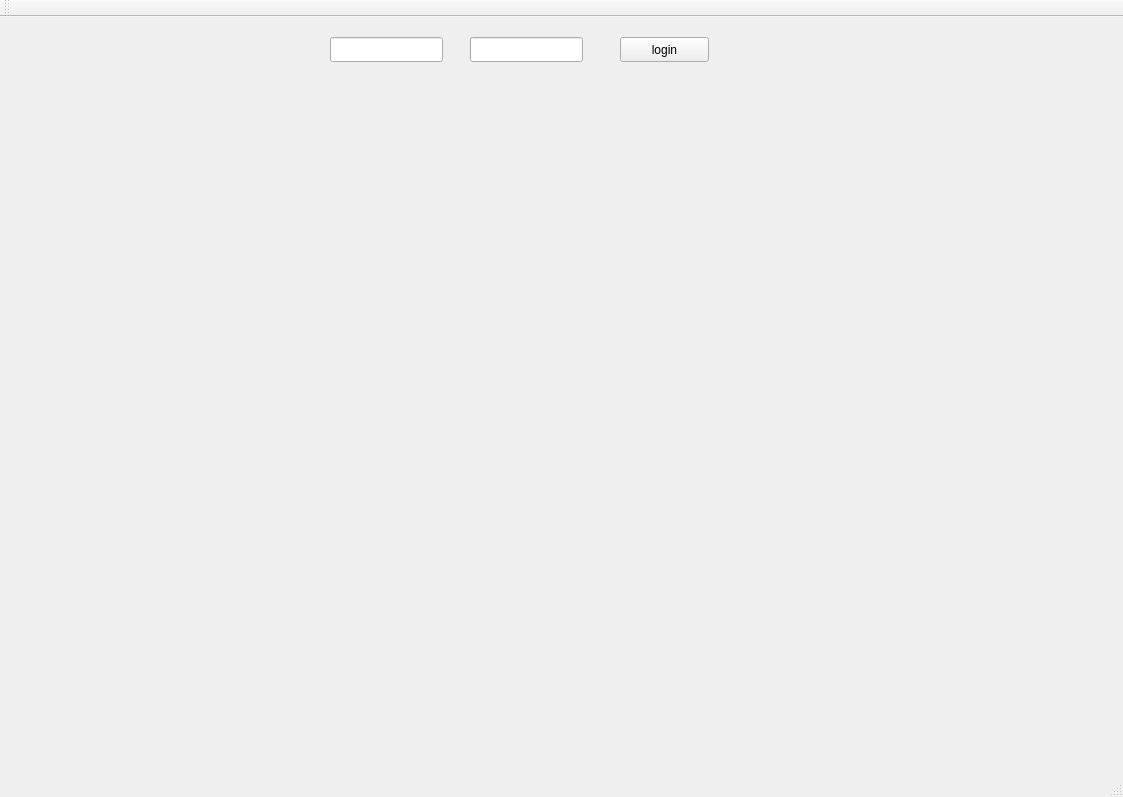
The window that test104/test104/mainwindow.ui (MuhammadMoustafa/Test-MiniPACS) describes before a commit, drawn with Qt 5.
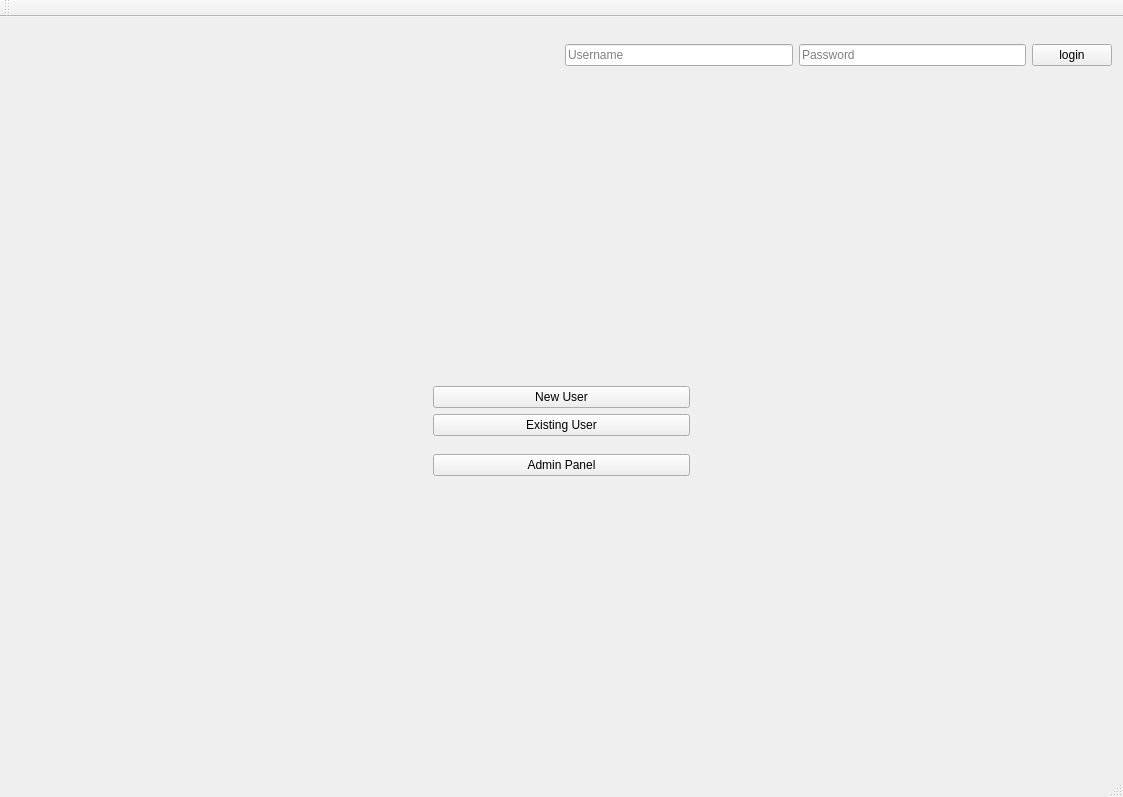
The same window after the commit.

Commit message: login window

Patch:
```diff
--- a/test104/test104/mainwindow.ui
+++ b/test104/test104/mainwindow.ui
@@ -14,39 +14,198 @@
    <string>MainWindow</string>
   </property>
   <widget class="QWidget" name="centralWidget">
-   <widget class="QLineEdit" name="lnedt_username">
-    <property name="geometry">
-     <rect>
-      <x>330</x>
-      <y>20</y>
-      <width>113</width>
-      <height>25</height>
-     </rect>
-    </property>
-   </widget>
-   <widget class="QLineEdit" name="lnedt_password">
-    <property name="geometry">
-     <rect>
-      <x>470</x>
-      <y>20</y>
-      <width>113</width>
-      <height>25</height>
-     </rect>
-    </property>
-   </widget>
-   <widget class="QPushButton" name="btn_login">
-    <property name="geometry">
-     <rect>
-      <x>620</x>
-      <y>20</y>
-      <width>89</width>
-      <height>25</height>
-     </rect>
-    </property>
-    <property name="text">
-     <string>login</string>
-    </property>
-   </widget>
+   <layout class="QVBoxLayout" name="verticalLayout_6">
+    <item>
+     <layout class="QVBoxLayout" name="verticalLayout_5">
+      <item>
+       <layout class="QHBoxLayout" name="horizontalLayout_2">
+        <item>
+         <layout class="QVBoxLayout" name="verticalLayout_3">
+          <item>
+           <widget class="QLabel" name="lbl_date">
+            <property name="text">
+             <string/>
+            </property>
+           </widget>
+          </item>
+          <item>
+           <widget class="QLabel" name="lbl_time">
+            <property name="text">
+             <string/>
+            </property>
+           </widget>
+          </item>
+          <item>
+           <spacer name="horizontalSpacer">
+            <property name="orientation">
+             <enum>Qt::Horizontal</enum>
+            </property>
+            <property name="sizeHint" stdset="0">
+             <size>
+              <width>40</width>
+              <height>20</height>
+             </size>
+            </property>
+           </spacer>
+          </item>
+         </layout>
+        </item>
+        <item>
+         <layout class="QHBoxLayout" name="horizontalLayout">
+          <item>
+           <widget class="QLineEdit" name="lnedt_username">
+            <property name="placeholderText">
+             <string>Username</string>
+            </property>
+           </widget>
+          </item>
+          <item>
+           <widget class="QLineEdit" name="lnedt_password">
+            <property name="echoMode">
+             <enum>QLineEdit::Password</enum>
+            </property>
+            <property name="placeholderText">
+             <string>Password</string>
+            </property>
+           </widget>
+          </item>
+          <item>
+           <widget class="QPushButton" name="btn_login">
+            <property name="text">
+             <string>login</string>
+            </property>
+           </widget>
+          </item>
+         </layout>
+        </item>
+       </layout>
+      </item>
+      <item>
+       <layout class="QHBoxLayout" name="horizontalLayout_5">
+        <item>
+         <spacer name="verticalSpacer_2">
+          <property name="orientation">
+           <enum>Qt::Vertical</enum>
+          </property>
+          <property name="sizeHint" stdset="0">
+           <size>
+            <width>20</width>
+            <height>40</height>
+           </size>
+          </property>
+         </spacer>
+        </item>
+       </layout>
+      </item>
+      <item>
+       <widget class="QWidget" name="wdgt_userpanel" native="true">
+        <layout class="QHBoxLayout" name="horizontalLayout_4">
+         <item>
+          <layout class="QVBoxLayout" name="verticalLayout_4">
+           <item>
+            <spacer name="horizontalSpacer_2">
+             <property name="orientation">
+              <enum>Qt::Horizontal</enum>
+             </property>
+             <property name="sizeType">
+              <enum>QSizePolicy::Minimum</enum>
+             </property>
+             <property name="sizeHint" stdset="0">
+              <size>
+               <width>400</width>
+               <height>20</height>
+              </size>
+             </property>
+            </spacer>
+           </item>
+          </layout>
+         </item>
+         <item>
+          <layout class="QVBoxLayout" name="verticalLayout">
+           <item>
+            <widget class="QWidget" name="wdgt_user" native="true">
+             <layout class="QVBoxLayout" name="verticalLayout_8" stretch="0,0">
+              <property name="bottomMargin">
+               <number>1</number>
+              </property>
+              <item>
+               <widget class="QPushButton" name="btn_newuser">
+                <property name="text">
+                 <string>New User</string>
+                </property>
+               </widget>
+              </item>
+              <item>
+               <widget class="QPushButton" name="btn_existinguser">
+                <property name="text">
+                 <string>Existing User</string>
+                </property>
+               </widget>
+              </item>
+             </layout>
+            </widget>
+           </item>
+           <item>
+            <widget class="QWidget" name="wdgt_admin" native="true">
+             <layout class="QVBoxLayout" name="verticalLayout_9">
+              <property name="bottomMargin">
+               <number>1</number>
+              </property>
+              <item>
+               <widget class="QPushButton" name="btn_adminpanel">
+                <property name="text">
+                 <string>Admin Panel</string>
+                </property>
+               </widget>
+              </item>
+             </layout>
+            </widget>
+           </item>
+          </layout>
+         </item>
+         <item>
+          <layout class="QVBoxLayout" name="verticalLayout_7">
+           <item>
+            <spacer name="horizontalSpacer_3">
+             <property name="orientation">
+              <enum>Qt::Horizontal</enum>
+             </property>
+             <property name="sizeType">
+              <enum>QSizePolicy::Minimum</enum>
+             </property>
+             <property name="sizeHint" stdset="0">
+              <size>
+               <width>400</width>
+               <height>20</height>
+              </size>
+             </property>
+            </spacer>
+           </item>
+          </layout>
+         </item>
+        </layout>
+       </widget>
+      </item>
+      <item>
+       <layout class="QHBoxLayout" name="horizontalLayout_3">
+        <item>
+         <spacer name="verticalSpacer">
+          <property name="orientation">
+           <enum>Qt::Vertical</enum>
+          </property>
+          <property name="sizeHint" stdset="0">
+           <size>
+            <width>20</width>
+            <height>40</height>
+           </size>
+          </property>
+         </spacer>
+        </item>
+       </layout>
+      </item>
+     </layout>
+    </item>
+   </layout>
   </widget>
   <widget class="QMenuBar" name="menuBar">
    <property name="geometry">
```
Left out of the diff: 2 changed lines with no effect on the pictures. The commit also changes 14 other files.
